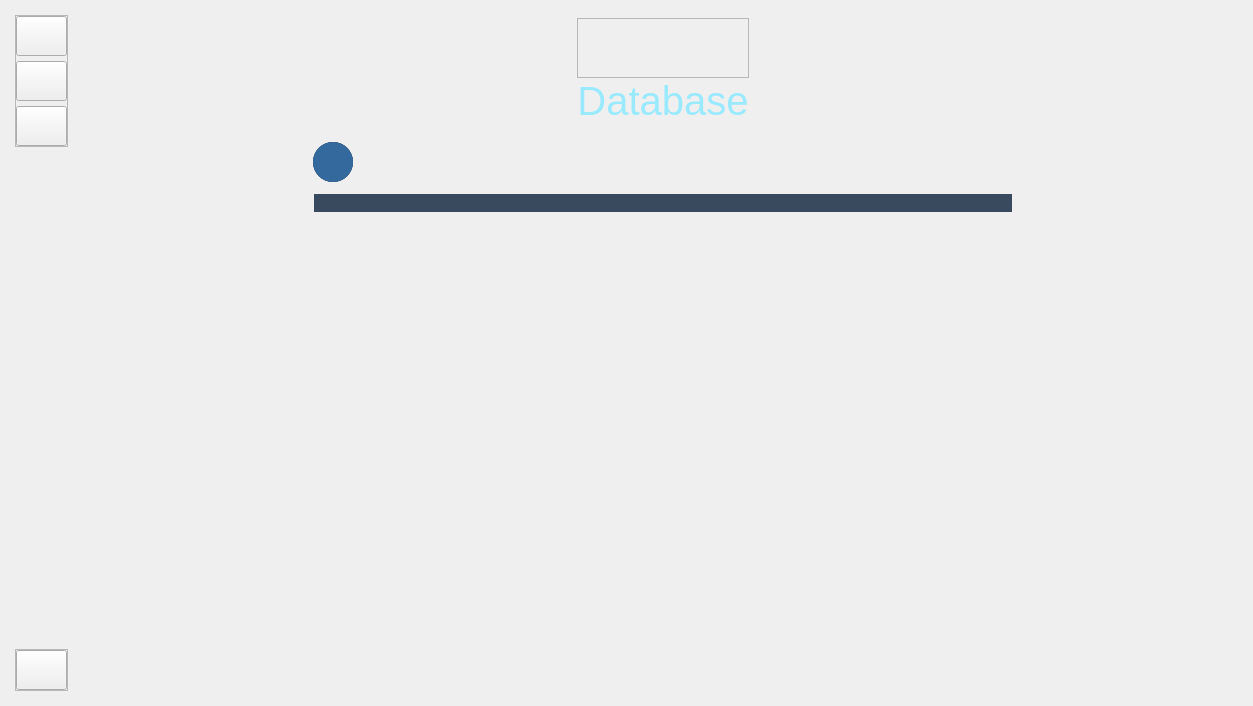
tiutcristian/Passcrypt, file mainwindow.ui: the form before one commit.
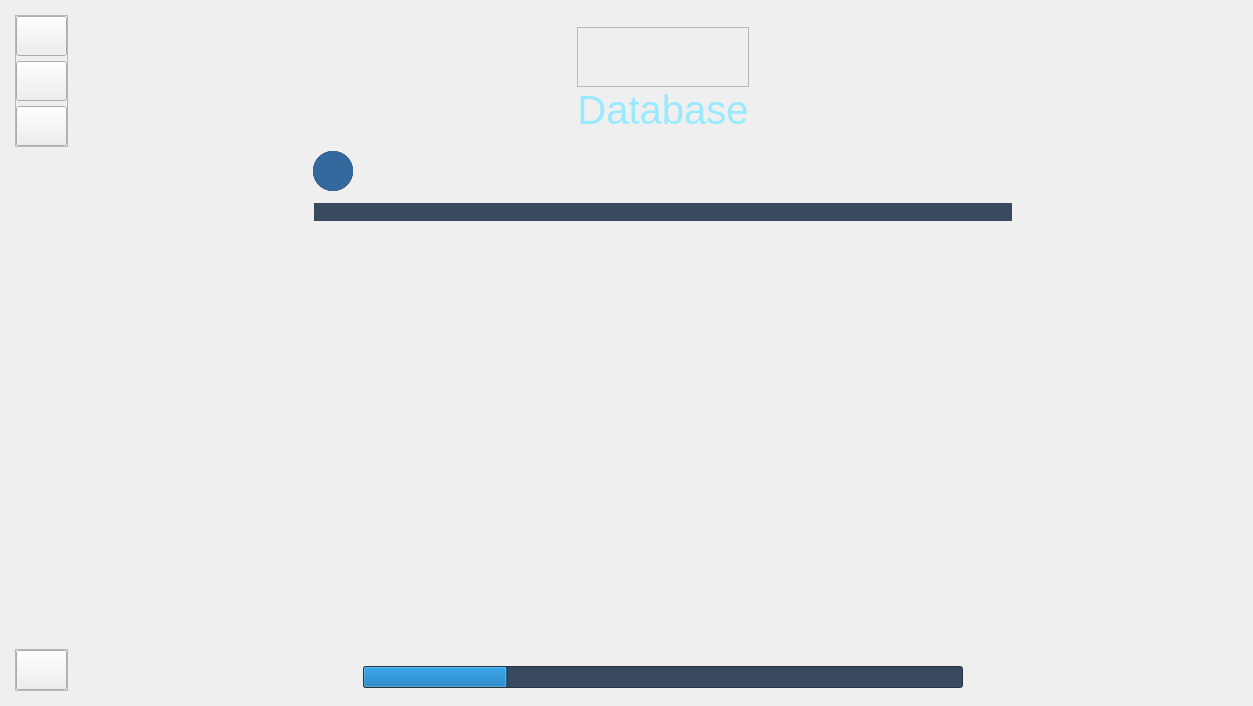
The form after the commit. The open tabs and pages were chosen to show the change. Icons and pictures are not drawn.

Diff of the .ui file:
```diff
--- a/mainwindow.ui
+++ b/mainwindow.ui
@@ -353,20 +353,8 @@
         <verstretch>0</verstretch>
        </sizepolicy>
       </property>
-      <layout class="QGridLayout" name="gridLayout">
-       <property name="leftMargin">
-        <number>0</number>
-       </property>
-       <property name="topMargin">
-        <number>0</number>
-       </property>
-       <property name="rightMargin">
-        <number>0</number>
-       </property>
-       <property name="bottomMargin">
-        <number>0</number>
-       </property>
-       <item row="0" column="0">
+      <layout class="QVBoxLayout" name="verticalLayout_13">
+       <item>
         <widget class="QStackedWidget" name="stackedWidget">
          <property name="currentIndex">
           <number>1</number>
@@ -1754,8 +1742,8 @@
                      <rect>
                       <x>0</x>
                       <y>0</y>
-                      <width>100</width>
-                      <height>30</height>
+                      <width>52</width>
+                      <height>18</height>
                      </rect>
                     </property>
                     <layout class="QVBoxLayout" name="verticalLayout_8">
@@ -1987,6 +1975,63 @@
          </widget>
         </widget>
        </item>
+       <item alignment="Qt::AlignBottom">
+        <widget class="QWidget" name="widget_3" native="true">
+         <property name="minimumSize">
+          <size>
+           <width>0</width>
+           <height>0</height>
+          </size>
+         </property>
+         <layout class="QHBoxLayout" name="horizontalLayout_4">
+          <item>
+           <spacer name="horizontalSpacer_17">
+            <property name="orientation">
+             <enum>Qt::Horizontal</enum>
+            </property>
+            <property name="sizeHint" stdset="0">
+             <size>
+              <width>268</width>
+              <height>20</height>
+             </size>
+            </property>
+           </spacer>
+          </item>
+          <item>
+           <widget class="QProgressBar" name="progressBar">
+            <property name="minimumSize">
+             <size>
+              <width>600</width>
+              <height>0</height>
+             </size>
+            </property>
+            <property name="styleSheet">
+             <string notr="true">background-color: rgb(57, 73, 94);</string>
+            </property>
+            <property name="value">
+             <number>24</number>
+            </property>
+            <property name="textVisible">
+             <bool>false</bool>
+            </property>
+           </widget>
+          </item>
+          <item>
+           <spacer name="horizontalSpacer_18">
+            <property name="orientation">
+             <enum>Qt::Horizontal</enum>
+            </property>
+            <property name="sizeHint" stdset="0">
+             <size>
+              <width>267</width>
+              <height>20</height>
+             </size>
+            </property>
+           </spacer>
+          </item>
+         </layout>
+        </widget>
+       </item>
       </layout>
      </widget>
     </item>
```
Left out of the diff: 106 changed lines with no effect on the pictures.
